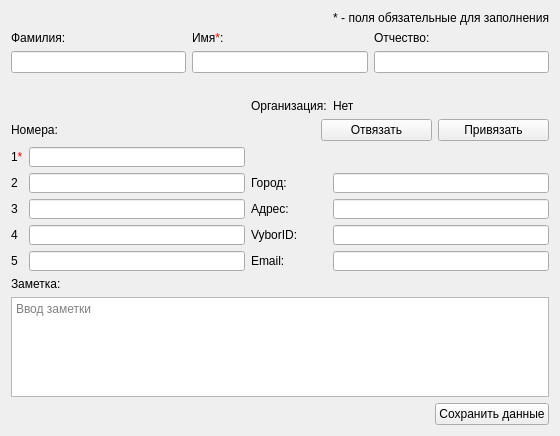
First picture: the form in src/AddContactDialog.ui, repository okostynchuk/Outcall, before the edit.
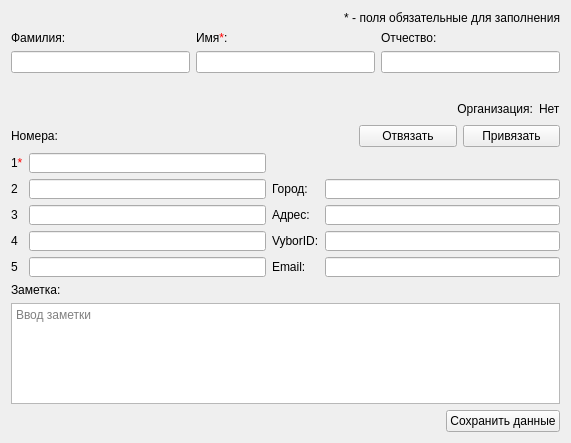
Second picture: the form after the edit. Icons and pictures are not drawn.

Commit message: fixed org label layout in add/edit contact + some minor GUI fixes

```diff
--- a/src/AddContactDialog.ui
+++ b/src/AddContactDialog.ui
@@ -6,8 +6,8 @@
    <rect>
     <x>0</x>
     <y>0</y>
-    <width>560</width>
-    <height>436</height>
+    <width>571</width>
+    <height>443</height>
    </rect>
   </property>
   <property name="minimumSize">
@@ -23,7 +23,7 @@
    <iconset resource="images.qrc">
     <normaloff>:/images/outcall-logo.png</normaloff>:/images/outcall-logo.png</iconset>
   </property>
-  <layout class="QGridLayout" name="gridLayout_5">
+  <layout class="QGridLayout" name="gridLayout_10">
    <item row="0" column="0">
     <layout class="QGridLayout" name="gridLayout_3">
      <item row="1" column="0">
@@ -149,29 +149,59 @@
     </layout>
    </item>
    <item row="1" column="0">
-    <layout class="QGridLayout" name="gridLayout">
-     <item row="0" column="2">
+    <layout class="QVBoxLayout" name="verticalLayout_3">
+     <item>
+      <layout class="QGridLayout" name="gridLayout_9">
+       <item row="0" column="1">
       <widget class="QLabel" name="label_16">
        <property name="text">
         <string>Организация:</string>
        </property>
-      </widget>
-     </item>
-     <item row="0" column="3">
+         <property name="alignment">
+          <set>Qt::AlignRight|Qt::AlignTrailing|Qt::AlignVCenter</set>
+         </property>
+        </widget>
+       </item>
+       <item row="0" column="2">
       <widget class="QLabel" name="label_org">
        <property name="text">
         <string>Нет</string>
        </property>
       </widget>
      </item>
-     <item row="1" column="0" colspan="2">
+       <item row="0" column="0">
+        <spacer name="horizontalSpacer_2">
+         <property name="orientation">
+          <enum>Qt::Horizontal</enum>
+         </property>
+         <property name="sizeHint" stdset="0">
+          <size>
+           <width>40</width>
+           <height>20</height>
+          </size>
+         </property>
+        </spacer>
+       </item>
+      </layout>
+     </item>
+     <item>
+      <layout class="QGridLayout" name="gridLayout_8">
+       <item row="0" column="0">
+        <layout class="QGridLayout" name="gridLayout_6">
+         <item row="0" column="0">
       <widget class="QLabel" name="label_5">
+           <property name="sizePolicy">
+            <sizepolicy hsizetype="Preferred" vsizetype="Preferred">
+             <horstretch>0</horstretch>
+             <verstretch>0</verstretch>
+            </sizepolicy>
+           </property>
        <property name="text">
         <string>Номера:</string>
        </property>
       </widget>
      </item>
-     <item row="1" column="2" colspan="2">
+         <item row="0" column="1">
       <layout class="QHBoxLayout" name="horizontalLayout">
        <item>
         <spacer name="horizontalSpacer">
@@ -255,18 +285,24 @@
        </item>
       </layout>
      </item>
-     <item row="2" column="0">
+        </layout>
+       </item>
+       <item row="1" column="0">
+        <layout class="QHBoxLayout" name="horizontalLayout_3">
+         <item>
+          <layout class="QGridLayout" name="gridLayout_5">
+           <item row="0" column="0">
       <widget class="QLabel" name="label_6">
        <property name="text">
         <string>1&lt;span style = &quot;color: red;&quot;&gt;*&lt;/span&gt;</string>
        </property>
       </widget>
      </item>
-     <item row="2" column="1">
+           <item row="0" column="1">
       <widget class="QLineEdit" name="firstNumber">
        <property name="minimumSize">
         <size>
-         <width>0</width>
+               <width>220</width>
          <height>20</height>
         </size>
        </property>
@@ -275,18 +311,18 @@
        </property>
       </widget>
      </item>
-     <item row="3" column="0">
+           <item row="1" column="0">
       <widget class="QLabel" name="label_7">
        <property name="text">
         <string>2</string>
        </property>
       </widget>
      </item>
-     <item row="3" column="1">
+           <item row="1" column="1">
       <widget class="QLineEdit" name="secondNumber">
        <property name="minimumSize">
         <size>
-         <width>0</width>
+               <width>220</width>
          <height>20</height>
         </size>
        </property>
@@ -295,41 +331,18 @@
        </property>
       </widget>
      </item>
-     <item row="3" column="2">
-      <widget class="QLabel" name="label_9">
-       <property name="text">
-        <string>Город:</string>
-       </property>
-       <property name="alignment">
-        <set>Qt::AlignLeading|Qt::AlignLeft|Qt::AlignVCenter</set>
-       </property>
-      </widget>
-     </item>
-     <item row="3" column="3">
-      <widget class="QLineEdit" name="city">
-       <property name="minimumSize">
-        <size>
-         <width>0</width>
-         <height>20</height>
-        </size>
-       </property>
-       <property name="focusPolicy">
-        <enum>Qt::StrongFocus</enum>
-       </property>
-      </widget>
-     </item>
-     <item row="4" column="0">
+           <item row="2" column="0">
       <widget class="QLabel" name="label_8">
        <property name="text">
         <string>3</string>
        </property>
       </widget>
      </item>
-     <item row="4" column="1">
+           <item row="2" column="1">
       <widget class="QLineEdit" name="thirdNumber">
        <property name="minimumSize">
         <size>
-         <width>0</width>
+               <width>220</width>
          <height>20</height>
         </size>
        </property>
@@ -338,41 +351,18 @@
        </property>
       </widget>
      </item>
-     <item row="4" column="2">
-      <widget class="QLabel" name="label_10">
-       <property name="text">
-        <string>Адрес:</string>
-       </property>
-       <property name="alignment">
-        <set>Qt::AlignLeading|Qt::AlignLeft|Qt::AlignVCenter</set>
-       </property>
-      </widget>
-     </item>
-     <item row="4" column="3">
-      <widget class="QLineEdit" name="address">
-       <property name="minimumSize">
-        <size>
-         <width>0</width>
-         <height>20</height>
-        </size>
-       </property>
-       <property name="focusPolicy">
-        <enum>Qt::StrongFocus</enum>
-       </property>
-      </widget>
-     </item>
-     <item row="5" column="0">
+           <item row="3" column="0">
       <widget class="QLabel" name="label_18">
        <property name="text">
         <string>4</string>
        </property>
       </widget>
      </item>
-     <item row="5" column="1">
+           <item row="3" column="1">
       <widget class="QLineEdit" name="fourthNumber">
        <property name="minimumSize">
         <size>
-         <width>0</width>
+               <width>220</width>
          <height>20</height>
         </size>
        </property>
@@ -381,41 +371,18 @@
        </property>
       </widget>
      </item>
-     <item row="5" column="2">
-      <widget class="QLabel" name="label_11">
-       <property name="text">
-        <string>VyborID:</string>
-       </property>
-       <property name="alignment">
-        <set>Qt::AlignLeading|Qt::AlignLeft|Qt::AlignVCenter</set>
-       </property>
-      </widget>
-     </item>
-     <item row="5" column="3">
-      <widget class="QLineEdit" name="vyborId">
-       <property name="minimumSize">
-        <size>
-         <width>0</width>
-         <height>20</height>
-        </size>
-       </property>
-       <property name="focusPolicy">
-        <enum>Qt::StrongFocus</enum>
-       </property>
-      </widget>
-     </item>
-     <item row="6" column="0">
+           <item row="4" column="0">
       <widget class="QLabel" name="label_19">
        <property name="text">
         <string>5</string>
        </property>
       </widget>
      </item>
-     <item row="6" column="1">
+           <item row="4" column="1">
       <widget class="QLineEdit" name="fifthNumber">
        <property name="minimumSize">
         <size>
-         <width>0</width>
+               <width>220</width>
          <height>20</height>
         </size>
        </property>
@@ -424,7 +391,80 @@
        </property>
       </widget>
      </item>
-     <item row="6" column="2">
+          </layout>
+         </item>
+         <item>
+          <layout class="QGridLayout" name="gridLayout">
+           <item row="1" column="0">
+            <widget class="QLabel" name="label_9">
+             <property name="text">
+              <string>Город:</string>
+             </property>
+             <property name="alignment">
+              <set>Qt::AlignLeading|Qt::AlignLeft|Qt::AlignVCenter</set>
+             </property>
+            </widget>
+           </item>
+           <item row="1" column="1">
+            <widget class="QLineEdit" name="city">
+             <property name="minimumSize">
+              <size>
+               <width>235</width>
+               <height>20</height>
+              </size>
+             </property>
+             <property name="focusPolicy">
+              <enum>Qt::StrongFocus</enum>
+             </property>
+            </widget>
+           </item>
+           <item row="2" column="0">
+            <widget class="QLabel" name="label_10">
+             <property name="text">
+              <string>Адрес:</string>
+             </property>
+             <property name="alignment">
+              <set>Qt::AlignLeading|Qt::AlignLeft|Qt::AlignVCenter</set>
+             </property>
+            </widget>
+           </item>
+           <item row="2" column="1">
+            <widget class="QLineEdit" name="address">
+             <property name="minimumSize">
+              <size>
+               <width>235</width>
+               <height>20</height>
+              </size>
+             </property>
+             <property name="focusPolicy">
+              <enum>Qt::StrongFocus</enum>
+             </property>
+            </widget>
+           </item>
+           <item row="3" column="0">
+            <widget class="QLabel" name="label_11">
+             <property name="text">
+              <string>VyborID:</string>
+             </property>
+             <property name="alignment">
+              <set>Qt::AlignLeading|Qt::AlignLeft|Qt::AlignVCenter</set>
+             </property>
+            </widget>
+           </item>
+           <item row="3" column="1">
+            <widget class="QLineEdit" name="vyborId">
+             <property name="minimumSize">
+              <size>
+               <width>235</width>
+               <height>20</height>
+              </size>
+             </property>
+             <property name="focusPolicy">
+              <enum>Qt::StrongFocus</enum>
+             </property>
+            </widget>
+           </item>
+           <item row="4" column="0">
       <widget class="QLabel" name="label_12">
        <property name="text">
         <string>Email:</string>
@@ -434,11 +474,11 @@
        </property>
       </widget>
      </item>
-     <item row="6" column="3">
+           <item row="4" column="1">
       <widget class="QLineEdit" name="email">
        <property name="minimumSize">
         <size>
-         <width>0</width>
+               <width>235</width>
          <height>20</height>
         </size>
        </property>
@@ -447,12 +487,24 @@
        </property>
       </widget>
      </item>
-     <item row="2" column="2" colspan="2">
+           <item row="0" column="0" colspan="2">
       <widget class="QLabel" name="label_14">
+             <property name="minimumSize">
+              <size>
+               <width>0</width>
+               <height>20</height>
+              </size>
+             </property>
        <property name="text">
         <string/>
        </property>
       </widget>
+           </item>
+          </layout>
+         </item>
+        </layout>
+       </item>
+      </layout>
      </item>
     </layout>
    </item>
```
Lines whose indentation alone changed are shown as unchanged. The commit also changes 4 other files.
